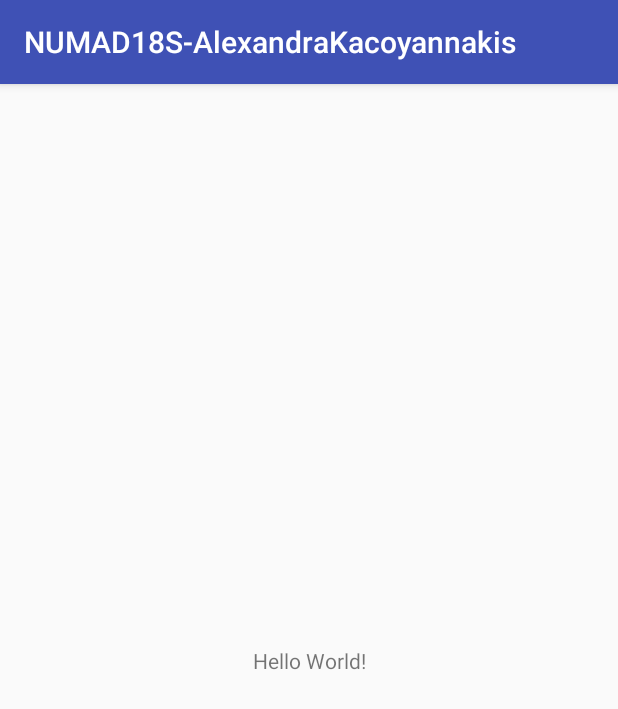
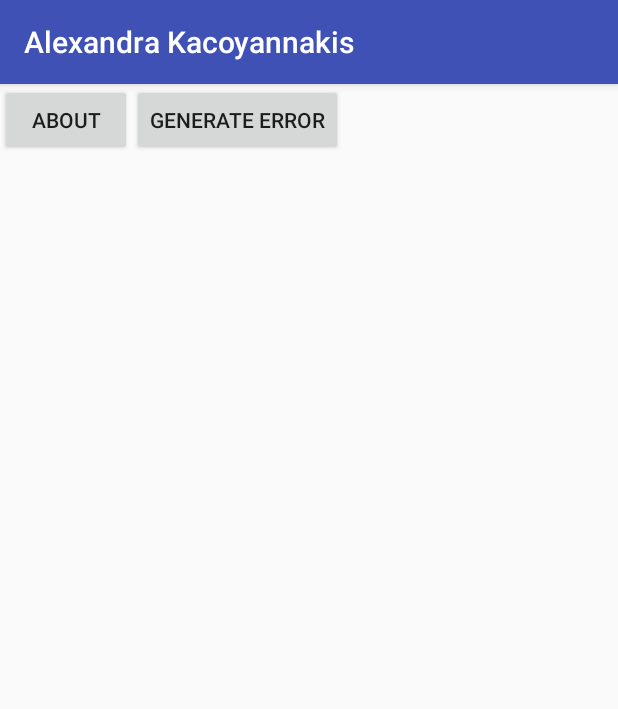
Before and after one commit to risktwist/NUMAD18SAlexandraKacoyannakis, an Android app: the screen it shows after launch (MainActivity), on a phone screen of 412 x 824 dp. Shown: the top 709 px of the screen. Run offline under Robolectric (Android 15) with nearby library versions, the phone set to English and light mode, and no system bars.

Commit message:
add buttons to main

```diff
--- a/app/src/main/java/alexandrakacoyannakis/madcourse/neu/edu/numad18s_alexandrakacoyannakis/MainActivity.java
+++ b/app/src/main/java/alexandrakacoyannakis/madcourse/neu/edu/numad18s_alexandrakacoyannakis/MainActivity.java
@@ -1,7 +1,10 @@
 package alexandrakacoyannakis.madcourse.neu.edu.numad18s_alexandrakacoyannakis;
 
+import android.content.Intent;
 import android.support.v7.app.AppCompatActivity;
 import android.os.Bundle;
+import android.view.View;
+import android.widget.Button;
 
 public class MainActivity extends AppCompatActivity {
 
@@ -9,5 +12,23 @@ public class MainActivity extends AppCompatActivity {
     protected void onCreate(Bundle savedInstanceState) {
         super.onCreate(savedInstanceState);
         setContentView(R.layout.activity_main);
+
+        //about button
+        final Button aboutButton = findViewById(R.id.about);
+        aboutButton.setOnClickListener(new View.OnClickListener() {
+            public void onClick(View v) {
+                Intent intent = new Intent(v.getContext(), About.class);
+                MainActivity.this.startActivity(intent);
+            }
+        });
+
+        //error button
+        final Button errorButton = findViewById(R.id.generate_error);
+        errorButton.setOnClickListener(new View.OnClickListener() {
+            public void onClick(View v) {
+                Intent intent = new Intent(v.getContext(), Error.class);
+                MainActivity.this.startActivity(intent);
+            }
+        });
     }
 }
--- a/app/src/main/res/layout/activity_main.xml
+++ b/app/src/main/res/layout/activity_main.xml
@@ -1,19 +1,21 @@
 <?xml version="1.0" encoding="utf-8"?>
-<android.support.constraint.ConstraintLayout
+<LinearLayout
     xmlns:android="http://schemas.android.com/apk/res/android"
     xmlns:tools="http://schemas.android.com/tools"
-    xmlns:app="http://schemas.android.com/apk/res-auto"
     android:layout_width="match_parent"
     android:layout_height="match_parent"
     tools:context=".MainActivity">
 
-    <TextView
+    <Button
+        android:id="@+id/about"
         android:layout_width="wrap_content"
         android:layout_height="wrap_content"
-        android:text="Hello World!"
-        app:layout_constraintBottom_toBottomOf="parent"
-        app:layout_constraintLeft_toLeftOf="parent"
-        app:layout_constraintRight_toRightOf="parent"
-        app:layout_constraintTop_toTopOf="parent" />
+        android:text="About" />
 
-</android.support.constraint.ConstraintLayout>
+    <Button
+        android:id="@+id/generate_error"
+        android:layout_width="wrap_content"
+        android:layout_height="wrap_content"
+        android:text="Generate Error" />
+
+</LinearLayout>
--- a/app/src/main/res/values/strings.xml
+++ b/app/src/main/res/values/strings.xml
@@ -1,3 +1,5 @@
 <resources>
     <string name="app_name">NUMAD18S-AlexandraKacoyannakis</string>
+    <string name="my_name">Alexandra Kacoyannakis</string>
+    <string name="about_name">Name: Alexandra Kacoyannakis</string>
 </resources>
```
Also changed, not shown: app/src/main/AndroidManifest.xml (+6 -4 lines), app/src/main/java/alexandrakacoyannakis/madcourse/neu/edu/numad18s_alexandrakacoyannakis/About.java (added, +13 -0 lines), app/src/main/java/alexandrakacoyannakis/madcourse/neu/edu/numad18s_alexandrakacoyannakis/Error.java (added, +13 -0 lines), app/src/main/res/layout/activity_about.xml (added, +17 -0 lines), app/src/main/res/layout/activity_error.xml (added, +9 -0 lines).
